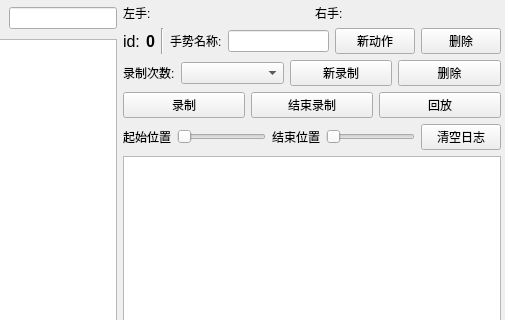
This is src/host/pyqt/form.ui in xinZh0u/Sign-Language-Glove as Qt 5 draws it before an edit; both pictures show x 136 to 641 and y 0 to 320 of the 641 by 613 pixel window. The edited form follows.
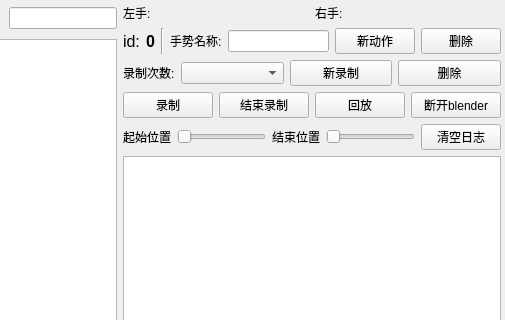
This is the edited form.

The edit to the form file:
```diff
--- a/src/host/pyqt/form.ui
+++ b/src/host/pyqt/form.ui
@@ -265,6 +265,13 @@
                </property>
               </widget>
              </item>
+             <item>
+              <widget class="QPushButton" name="pushButtonDisconnectBlender">
+               <property name="text">
+                <string>断开blender</string>
+               </property>
+              </widget>
+             </item>
             </layout>
            </item>
           </layout>
```
